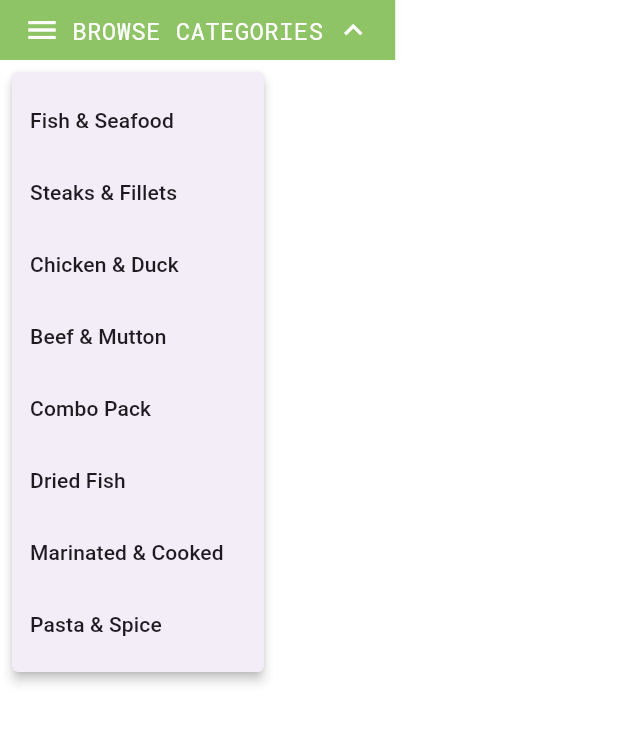
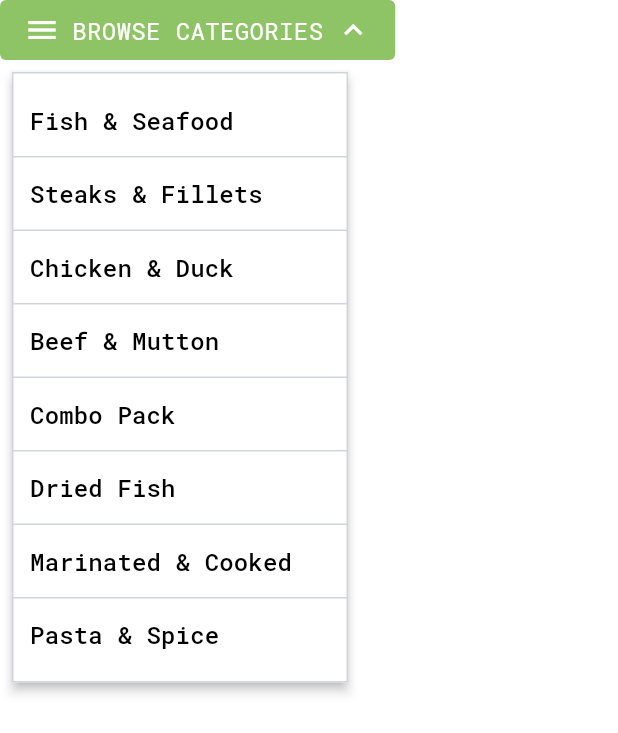
Before and after one commit to Hasib-39/Amar-Shodai, a Flutter app: the CategoryDropdown widget shown alone on an empty page, opened directly, after a tap on "BROWSE CATEGORIES", on a phone screen of 412 x 824 dp. Shown: the top 733 px of the screen. Run offline on Flutter 3.47's test engine with Material 3 defaults, Android fonts, the phone set to English and light mode, and no system bars; our stand-ins replace carousel_slider, font_awesome_flutter, google_fonts.

Commit message:
Fixed the Category Dropdown UI

```diff
--- a/lib/widgets/category_drop_down.dart
+++ b/lib/widgets/category_drop_down.dart
@@ -29,11 +29,16 @@ class _CategoryDropdownState extends State<CategoryDropdown> {
     return Container(
       // padding: const EdgeInsets.symmetric(horizontal: 12, vertical: 4),
       decoration: BoxDecoration(
+        color: Colors.white,
         borderRadius: BorderRadius.circular(8),
       ),
       child: StatefulBuilder(
         builder: (context, setStateSB) {
           return PopupMenuButton<String>(
+            color: Colors.white,
+            shape: const RoundedRectangleBorder(
+              side: BorderSide(color: Color(0xffd1d5db), width: 1)
+            ),
             position: PopupMenuPosition.under,
             onOpened: () => setStateSB(() => isOpen = true),
             onCanceled: () => setStateSB(() => isOpen = false),
@@ -42,19 +47,27 @@ class _CategoryDropdownState extends State<CategoryDropdown> {
               // TODO: call sorting/filtering function with value
             },
             itemBuilder: (BuildContext context) {
-              return categories.map((String category) {
-                return PopupMenuItem<String>(
-                  value: category,
-                  child: Text(category),
+              List<PopupMenuEntry<String>> items = [];
+              for (int i = 0; i < categories.length; i++) {
+                items.add(
+                  PopupMenuItem<String>(
+                    value: categories[i],
+                    child: Text(categories[i], style: lightMode.textTheme.bodySmall?.copyWith(fontSize: 16)),
+                  ),
                 );
-              }).toList();
+                if (i != categories.length - 1) {
+                  items.add(const PopupMenuDivider(height: 1, color: Color(0xFFD1D5DB)));
+                }
+              }
+              return items;
             },
             child: Padding(
               padding: const EdgeInsets.only(bottom: 8.0),
               child: Container(
-                constraints: const BoxConstraints(maxWidth: 320),
+                constraints: const BoxConstraints(maxWidth: 280),
                 decoration: BoxDecoration(
                   color: Color(0xff8fc466),
+                  borderRadius: BorderRadius.circular(4)
                 ),
                 child: Padding(
                   padding: const EdgeInsets.symmetric(vertical: 8, horizontal: 16),
```
